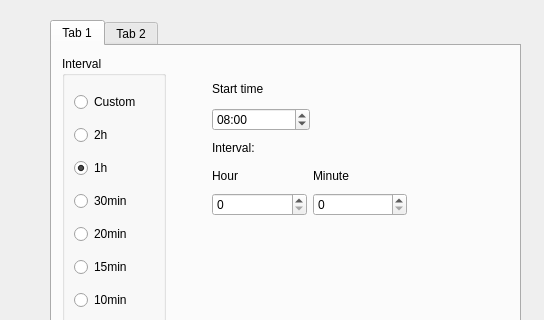
The window that settingswindow.ui (Brebl/Pop-up-Memo) describes before a commit, drawn with Qt 5; both pictures show x 0 to 544 and y 0 to 320 of the 968 by 588 pixel window.
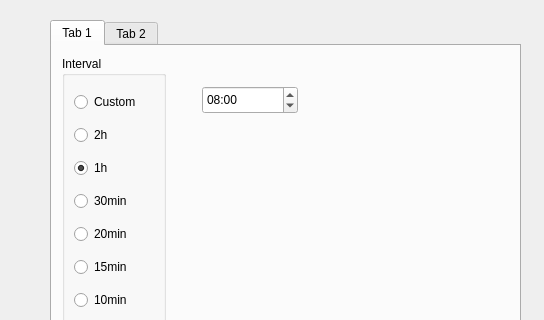
The same window after the commit.

Patch:
```diff
--- a/settingswindow.ui
+++ b/settingswindow.ui
@@ -45,42 +45,6 @@
     <attribute name="title">
      <string>Tab 1</string>
     </attribute>
-    <widget class="QWidget" name="layoutWidget">
-     <property name="geometry">
-      <rect>
-       <x>160</x>
-       <y>30</y>
-       <width>98</width>
-       <height>55</height>
-      </rect>
-     </property>
-     <layout class="QVBoxLayout" name="verticalLayout">
-      <item>
-       <widget class="QLabel" name="label_4">
-        <property name="text">
-         <string>Start time</string>
-        </property>
-       </widget>
-      </item>
-      <item>
-       <widget class="QTimeEdit" name="timeEdit">
-        <property name="locale">
-         <locale language="Finnish" country="Finland"/>
-        </property>
-        <property name="displayFormat">
-         <string>hh:mm</string>
-        </property>
-        <property name="time">
-         <time>
-          <hour>8</hour>
-          <minute>0</minute>
-          <second>0</second>
-         </time>
-        </property>
-       </widget>
-      </item>
-     </layout>
-    </widget>
     <widget class="QGroupBox" name="intervalBox">
      <property name="geometry">
       <rect>
@@ -192,44 +156,28 @@
       </item>
      </layout>
     </widget>
-    <widget class="QWidget" name="layoutWidget">
+    <widget class="QTimeEdit" name="timeEdit">
      <property name="geometry">
       <rect>
-       <x>160</x>
-       <y>90</y>
-       <width>195</width>
-       <height>80</height>
+       <x>150</x>
+       <y>40</y>
+       <width>96</width>
+       <height>28</height>
       </rect>
      </property>
-     <layout class="QGridLayout" name="gridLayout">
-      <item row="2" column="1">
-       <widget class="QSpinBox" name="minuteSelect"/>
-      </item>
-      <item row="1" column="0">
-       <widget class="QLabel" name="label">
-        <property name="text">
-         <string>Hour</string>
-        </property>
-       </widget>
-      </item>
-      <item row="1" column="1">
-       <widget class="QLabel" name="label_2">
-        <property name="text">
-         <string>Minute</string>
-        </property>
-       </widget>
-      </item>
-      <item row="2" column="0">
-       <widget class="QSpinBox" name="hourSelect"/>
-      </item>
-      <item row="0" column="0">
-       <widget class="QLabel" name="label_5">
-        <property name="text">
-         <string>Interval:</string>
-        </property>
-       </widget>
-      </item>
-     </layout>
+     <property name="locale">
+      <locale language="Finnish" country="Finland"/>
+     </property>
+     <property name="displayFormat">
+      <string>hh:mm</string>
+     </property>
+     <property name="time">
+      <time>
+       <hour>8</hour>
+       <minute>0</minute>
+       <second>0</second>
+      </time>
+     </property>
     </widget>
    </widget>
    <widget class="QWidget" name="tab_2">
```
